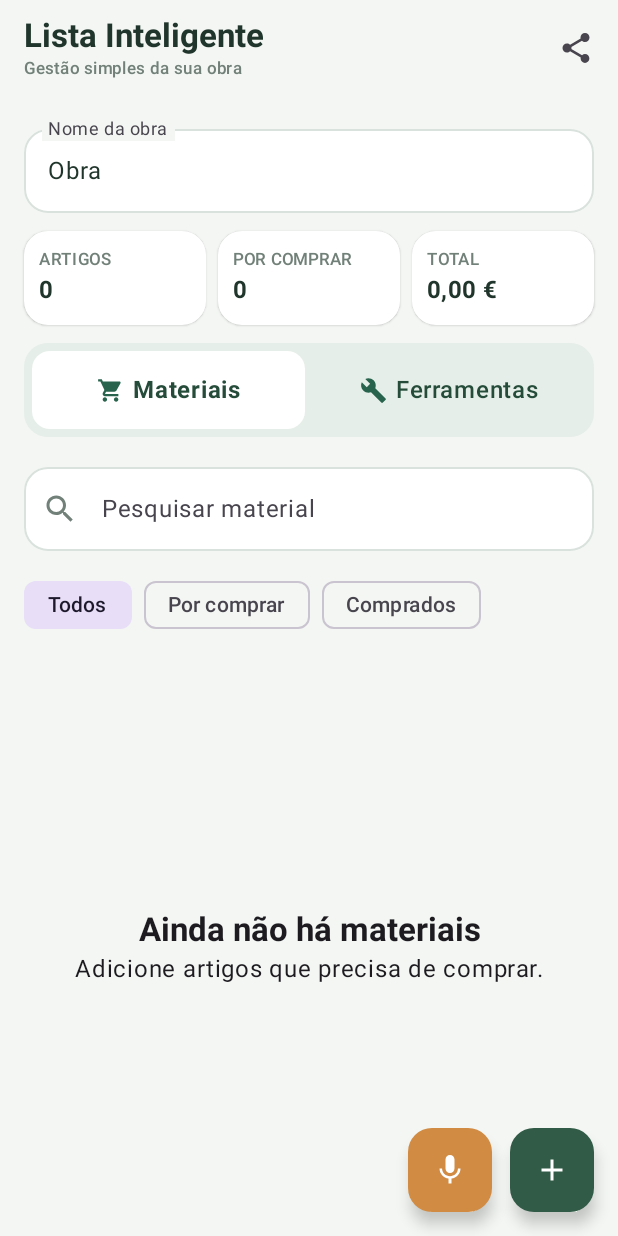
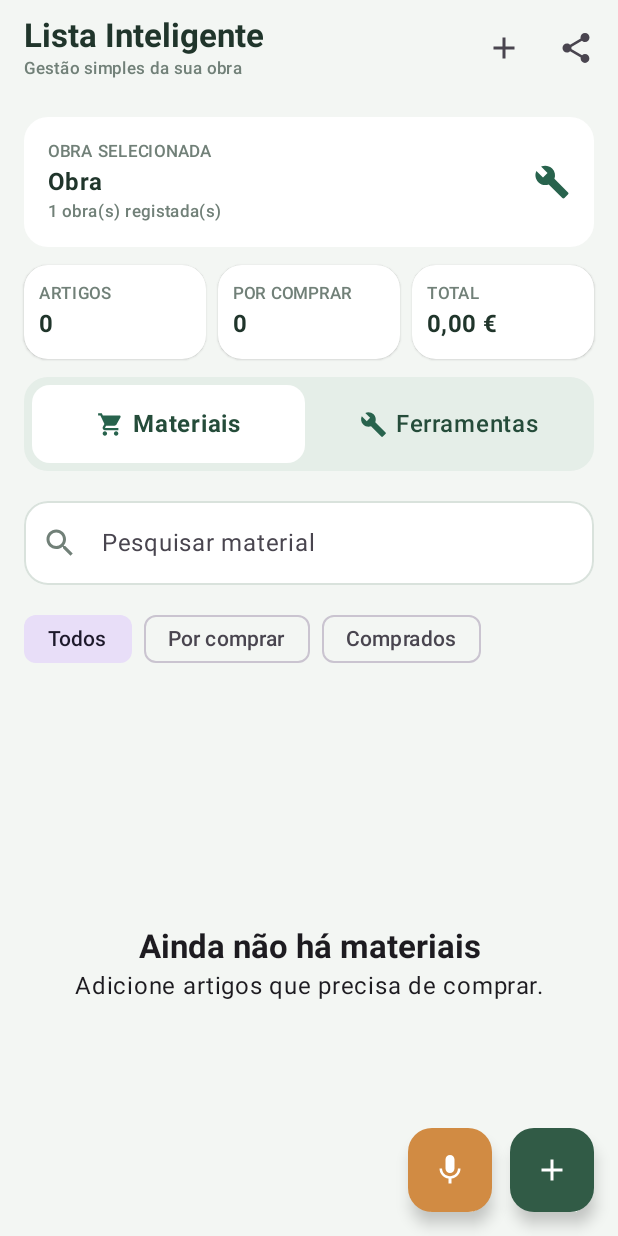
Before and after one commit to bombeiropt/Lista-Inteligente, an Android app built with Jetpack Compose: the screen it shows after launch (MainActivity), on a phone screen of 412 x 824 dp. Run offline under Robolectric (Android 15) with nearby library versions, the phone set to English and light mode, and no system bars.

Commit message:
Adicionar gestão de múltiplas obras independentes

```diff
--- a/app/src/main/java/pt/bombeiropt/listainteligente/MainActivity.kt
+++ b/app/src/main/java/pt/bombeiropt/listainteligente/MainActivity.kt
@@ -48,6 +48,8 @@ import org.json.JSONObject
 import java.text.NumberFormat
 import java.util.Locale
 
+data class WorkProject(val id: Long, val name: String, val items: List<MaterialItem>)
+
 data class MaterialItem(val id: Long, val name: String, val quantity: Double, val unit: String, val price: Double, val category: String, val bought: Boolean = false, val kind: String = "material") {
     val total get() = quantity * price
 }
@@ -67,8 +69,14 @@ class MainActivity : ComponentActivity() {
 fun ListaApp(onSpeak: (String) -> Unit) {
     val context = LocalContext.current
     val prefs = remember { context.getSharedPreferences("lista_inteligente", 0) }
-    var listName by remember { mutableStateOf(prefs.getString("list_name", "Obra") ?: "Obra") }
-    var materials by remember { mutableStateOf(loadItems(prefs.getString("items", "[]") ?: "[]")) }
+    var works by remember { mutableStateOf(loadWorks(prefs.getString("works", "") ?: "", prefs.getString("list_name", "Obra") ?: "Obra", prefs.getString("items", "[]") ?: "[]")) }
+    var activeWorkId by remember { mutableStateOf(works.first().id) }
+    val activeWork = works.firstOrNull { it.id == activeWorkId } ?: works.first()
+    var listName by remember(activeWorkId) { mutableStateOf(activeWork.name) }
+    var materials by remember(activeWorkId) { mutableStateOf(activeWork.items) }
+    var showWorksMenu by remember { mutableStateOf(false) }
+    var showNewWork by remember { mutableStateOf(false) }
+    var newWorkName by remember { mutableStateOf("") }
     var showAdd by remember { mutableStateOf(false) }
     var editing by remember { mutableStateOf<MaterialItem?>(null) }
     var filter by remember { mutableStateOf("Todos") }
@@ -88,7 +96,15 @@ fun ListaApp(onSpeak: (String) -> Unit) {
     val filterOptions = if (section == 0) listOf("Todos", "Por comprar", "Comprados") else listOf("Todos", "Por levar", "Já levadas")
     var voiceMessage by remember { mutableStateOf("") }
     val money = remember { NumberFormat.getCurrencyInstance(Locale("pt", "PT")) }
-    fun persist(newItems: List<MaterialItem>) { materials = newItems; prefs.edit().putString("items", saveItems(newItems)).apply() }
+    fun persistWorks(newWorks: List<WorkProject>) {
+        works = newWorks
+        prefs.edit().putString("works", saveWorks(newWorks)).apply()
+    }
+    fun persist(newItems: List<MaterialItem>) {
+        materials = newItems
+        persistWorks(works.map { if (it.id == activeWorkId) it.copy(name = listName, items = newItems) else it })
+        prefs.edit().putString("items", saveItems(newItems)).putString("list_name", listName).apply()
+    }
     fun handleVoice(text: String) {
         voiceMessage = text
         val cleaned = text.trim()
@@ -123,7 +139,9 @@ fun ListaApp(onSpeak: (String) -> Unit) {
             TopAppBar(
                 colors = TopAppBarDefaults.topAppBarColors(containerColor = Color(0xFFF3F6F3)),
                 title = { Column { Text("Lista Inteligente", fontWeight = FontWeight.Bold, style = MaterialTheme.typography.titleLarge); Text("Gestão simples da sua obra", style = MaterialTheme.typography.labelSmall, color = Color(0xFF718078)) } },
-                actions = { IconButton(onClick = {
+                actions = {
+                    IconButton(onClick = { showNewWork = true; newWorkName = "" }) { Icon(Icons.Default.Add, "Criar obra") }
+                    IconButton(onClick = {
                     val exportItems = sectionItems
                     val body = buildString { appendLine("$sectionTitle - $listName"); if (section == 0) appendLine("Material | Quantidade | Unidade | Preço/un. | Total") else appendLine("Ferramenta/acessório | Quantidade | Estado"); exportItems.forEach { appendLine(if (section == 0) "${it.name} | ${it.quantity} | ${it.unit} | ${money.format(it.price)} | ${money.format(it.total)}" else "${it.name} | ${it.quantity} ${it.unit} | ${if (it.bought) "Já levado" else "Falta levar"}") }; if (section == 0) appendLine("TOTAL: ${money.format(exportItems.sumOf { it.total })}") }
                     val send = Intent(Intent.ACTION_SEND).apply { type = "text/plain"; putExtra(Intent.EXTRA_SUBJECT, "$sectionTitle - $listName"); putExtra(Intent.EXTRA_TEXT, body) }
@@ -146,20 +164,33 @@ fun ListaApp(onSpeak: (String) -> Unit) {
                 verticalArrangement = Arrangement.spacedBy(12.dp)
             ) {
                 Spacer(Modifier.height(2.dp))
-                OutlinedTextField(
-                    value = listName,
-                    onValueChange = { listName = it; prefs.edit().putString("list_name", it).apply() },
-                    label = { Text("Nome da obra") },
-                    singleLine = true,
-                    modifier = Modifier.fillMaxWidth().heightIn(min = 62.dp),
-                    shape = RoundedCornerShape(16.dp),
-                    colors = OutlinedTextFieldDefaults.colors(
-                        unfocusedBorderColor = Color(0xFFD9E2DC),
-                        focusedBorderColor = Color(0xFF28634D),
-                        unfocusedContainerColor = Color.White,
-                        focusedContainerColor = Color.White
-                    )
-                )
+                Box {
+                    Row(
+                        Modifier.fillMaxWidth().background(Color.White, RoundedCornerShape(16.dp))
+                            .clickable { showWorksMenu = true }.padding(horizontal = 16.dp, vertical = 15.dp),
+                        verticalAlignment = Alignment.CenterVertically
+                    ) {
+                        Column(Modifier.weight(1f)) {
+                            Text("OBRA SELECIONADA", style = MaterialTheme.typography.labelSmall, color = Color(0xFF718078))
+                            Text(listName, fontWeight = FontWeight.Bold, style = MaterialTheme.typography.titleMedium, color = Color(0xFF20352B))
+                            Text("${works.size} obra(s) registada(s)", style = MaterialTheme.typography.labelSmall, color = Color(0xFF718078))
+                        }
+                        Icon(Icons.Default.Build, "Escolher obra", tint = Color(0xFF28634D))
+                    }
+                    DropdownMenu(expanded = showWorksMenu, onDismissRequest = { showWorksMenu = false }) {
+                        works.forEach { work ->
+                            DropdownMenuItem(
+                                text = { Text(work.name) },
+                                onClick = { activeWorkId = work.id; showWorksMenu = false }
+                            )
+                        }
+                        HorizontalDivider()
+                        DropdownMenuItem(
+                            text = { Text("+ Criar nova obra", color = Color(0xFF28634D), fontWeight = FontWeight.Bold) },
+                            onClick = { showWorksMenu = false; newWorkName = ""; showNewWork = true }
+                        )
+                    }
+                }
                 Row(Modifier.fillMaxWidth(), horizontalArrangement = Arrangement.spacedBy(8.dp)) {
                     Summary(if (section == 0) "ARTIGOS" else "EQUIPAMENTO", sectionItems.size.toString(), Modifier.weight(1f))
                     Summary(if (section == 0) "POR COMPRAR" else "POR LEVAR", sectionItems.count { !it.bought }.toString(), Modifier.weight(1f))
@@ -229,6 +260,36 @@ fun ListaApp(onSpeak: (String) -> Unit) {
                 }
             }
         }
+        if (showNewWork) {
+            AlertDialog(
+                onDismissRequest = { showNewWork = false },
+                title = { Text("Criar nova obra") },
+                text = {
+                    OutlinedTextField(
+                        value = newWorkName,
+                        onValueChange = { newWorkName = it },
+                        label = { Text("Nome da obra") },
+                        placeholder = { Text("Ex.: Remodelação da cozinha") },
+                        singleLine = true
+                    )
+                },
+                confirmButton = {
+                    TextButton(onClick = {
+                        val name = newWorkName.trim()
+                        if (name.isNotBlank()) {
+                            val created = WorkProject(System.currentTimeMillis(), name, emptyList())
+                            persistWorks(works + created)
+                            activeWorkId = created.id
+                            showNewWork = false
+                            section = 0
+                            filter = "Todos"
+                            query = ""
+                        }
+                    }) { Text("Criar obra") }
+                },
+                dismissButton = { TextButton(onClick = { showNewWork = false }) { Text("Cancelar") } }
+            )
+        }
         if (showAdd) MaterialDialog(item = editing, kind = if (section == 0) "material" else "tool", onDismiss = { showAdd = false }, onSave = { saved ->
             val updated = if (editing == null) materials + saved else materials.map { if (it.id == editing?.id) saved.copy(id = it.id, bought = it.bought) else it }
             persist(updated); showAdd = false
@@ -284,6 +345,27 @@ fun inferItemKind(name: String, storedKind: String): String {
     return if (toolTerms.any { name.contains(it, ignoreCase = true) }) "tool" else storedKind
 }
 
+fun loadWorks(raw: String, legacyName: String, legacyItems: String): List<WorkProject> = try {
+    if (raw.isBlank()) listOf(WorkProject(1L, legacyName.ifBlank { "Obra" }, loadItems(legacyItems)))
+    else {
+        val array = JSONArray(raw)
+        (0 until array.length()).map { i ->
+            val obj = array.getJSONObject(i)
+            WorkProject(obj.optLong("id", System.currentTimeMillis() + i), obj.optString("name", "Obra ${i + 1}"), loadItems(obj.optString("items", "[]")))
+        }.ifEmpty { listOf(WorkProject(1L, "Obra", emptyList())) }
+    }
+} catch (_: Exception) {
+    listOf(WorkProject(1L, legacyName.ifBlank { "Obra" }, loadItems(legacyItems)))
+}
+
+fun saveWorks(works: List<WorkProject>): String {
+    val array = JSONArray()
+    works.forEach { work ->
+        array.put(JSONObject().put("id", work.id).put("name", work.name).put("items", JSONArray(saveItems(work.items))))
+    }
+    return array.toString()
+}
+
 fun loadItems(raw: String): List<MaterialItem> = try {
     val array = JSONArray(raw)
     (0 until array.length()).map { i -> array.getJSONObject(i).let { MaterialItem(it.optLong("id"), it.optString("name"), it.optDouble("quantity", 1.0), it.optString("unit", "un"), it.optDouble("price", 0.0), it.optString("category", "Geral"), it.optBoolean("bought"), inferItemKind(it.optString("name"), it.optString("kind", "material"))) } }
```
